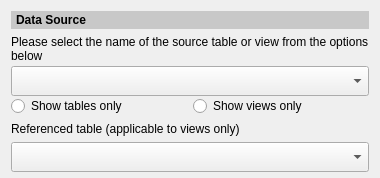
Before: the Qt Designer form stdm/ui/composer/ui_composer_data_source.ui in gltn/stdm, drawn with Qt 5.
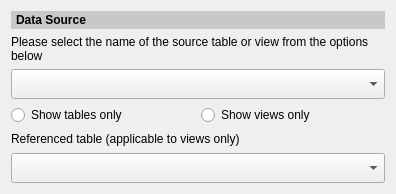
After: the same form once the commit is applied.

```diff
--- a/stdm/ui/composer/ui_composer_data_source.ui
+++ b/stdm/ui/composer/ui_composer_data_source.ui
@@ -6,8 +6,8 @@
             <rect>
                 <x>0</x>
                 <y>0</y>
-                <width>380</width>
-                <height>168</height>
+    <width>396</width>
+    <height>194</height>
             </rect>
         </property>
         <property name="sizePolicy">
@@ -16,12 +16,6 @@
                 <verstretch>0</verstretch>
             </sizepolicy>
         </property>
-        <property name="maximumSize">
-            <size>
-                <width>16777215</width>
-                <height>170</height>
-            </size>
-        </property>
         <property name="windowTitle">
             <string>Data Source</string>
         </property>
@@ -35,18 +29,6 @@
             </item>
             <item row="1" column="0" colspan="2">
                 <widget class="QLabel" name="label_2">
-                    <property name="sizePolicy">
-                        <sizepolicy hsizetype="Preferred" vsizetype="Maximum">
-                            <horstretch>0</horstretch>
-                            <verstretch>0</verstretch>
-                        </sizepolicy>
-                    </property>
-                    <property name="maximumSize">
-                        <size>
-                            <width>16777215</width>
-                            <height>100</height>
-                        </size>
-                    </property>
                     <property name="frameShape">
                         <enum>QFrame::NoFrame</enum>
                     </property>
```
Left out of the diff: 1 changed line with no effect on the pictures. Lines whose indentation alone changed are shown as unchanged.
